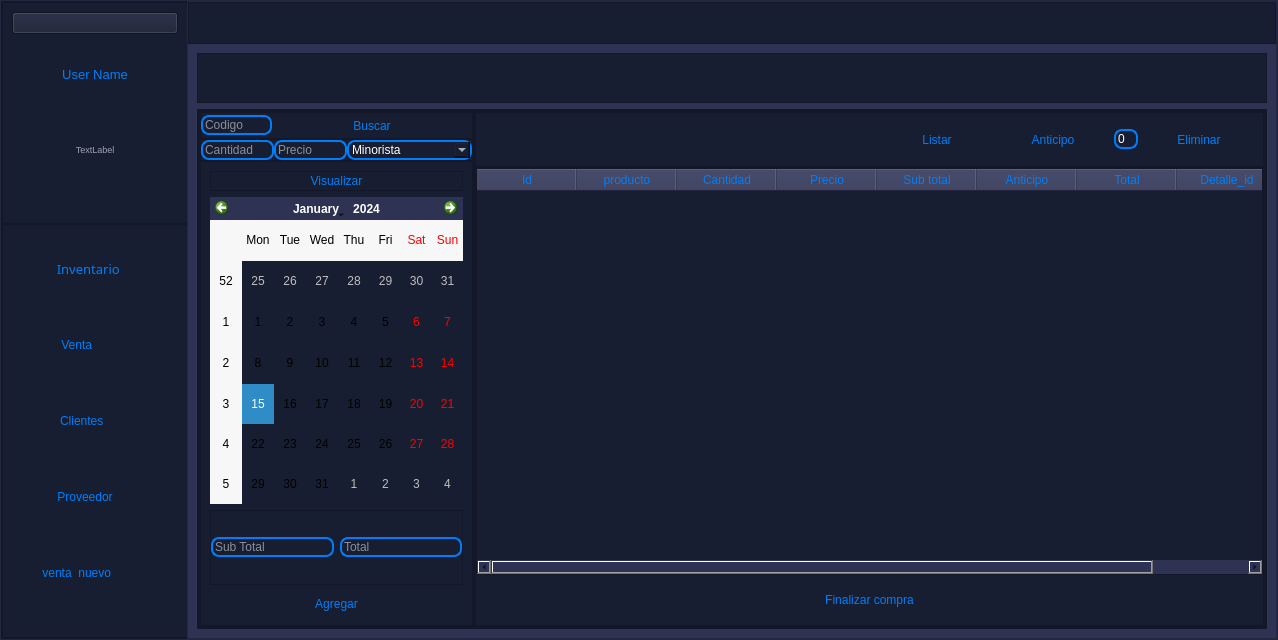
This is View/nuevo_menu.ui in DanielSajvin/Proyecto_basedatos as Qt 5 draws it before an edit. The edited form follows.
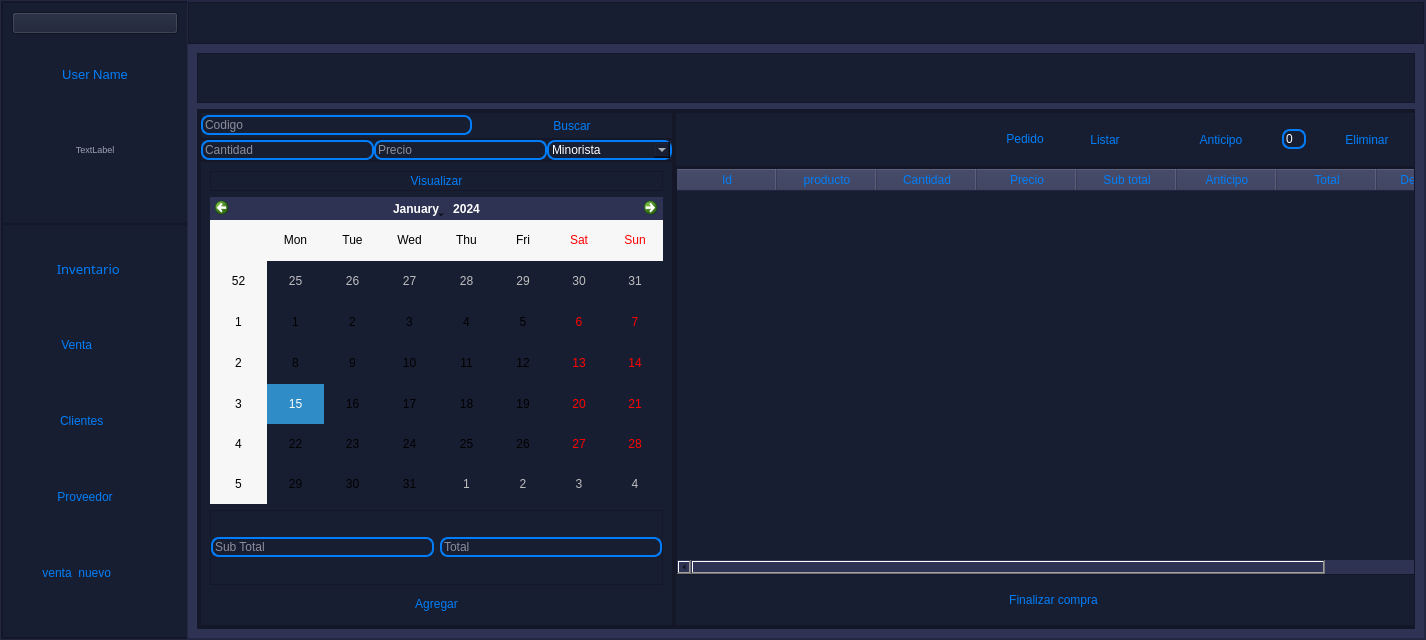
This is the edited form. Icons and pictures are not drawn.

Commit message: Pasar datos de calendario

What changed in the file:
```diff
--- a/View/nuevo_menu.ui
+++ b/View/nuevo_menu.ui
@@ -6,7 +6,7 @@
    <rect>
     <x>0</x>
     <y>0</y>
-    <width>1278</width>
+    <width>1426</width>
     <height>640</height>
    </rect>
   </property>
@@ -1910,7 +1910,7 @@
                      <widget class="QFrame" name="frame_venta_derecho">
                       <property name="minimumSize">
                        <size>
-                        <width>275</width>
+                        <width>475</width>
                         <height>0</height>
                        </size>
                       </property>
@@ -2322,6 +2322,13 @@
                             </property>
                            </spacer>
                           </item>
+                          <item>
+                           <widget class="QPushButton" name="btn_pedido">
+                            <property name="text">
+                             <string>Pedido</string>
+                            </property>
+                           </widget>
+                          </item>
                           <item>
                            <widget class="QPushButton" name="btn_listar_ventas">
                             <property name="minimumSize">
```
Left out of the diff: 2 changed lines with no effect on the pictures. The commit also changes 2 other files.
